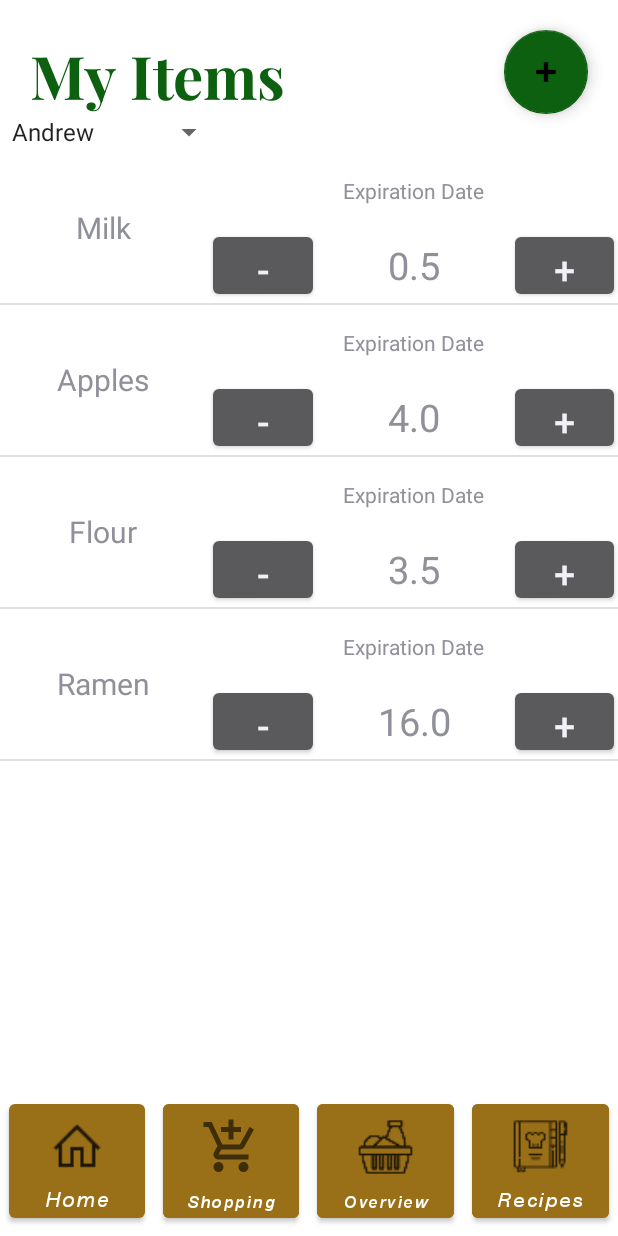
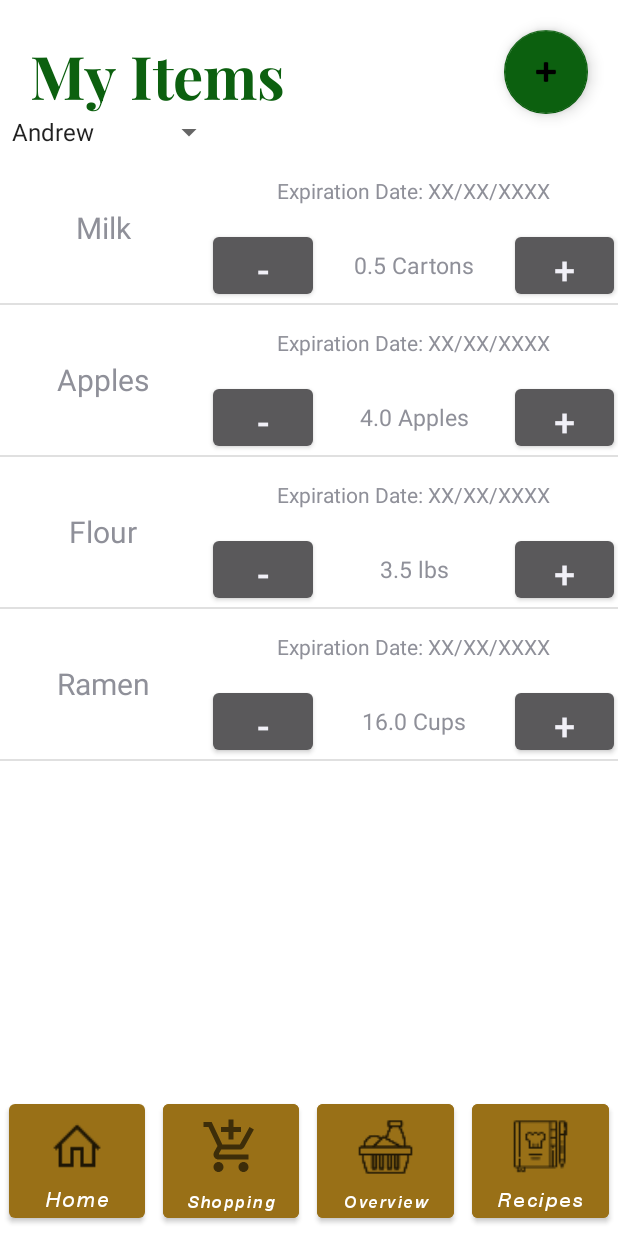
Before and after one commit to crortolf/Kitchen-Kompanion-2022-Group6, an Android app: the UserItemList screen opened directly, with no data from a screen before it, on a phone screen of 412 x 824 dp. Run offline under Robolectric (Android 15) with nearby library versions, the phone set to English and light mode, and no system bars.

Commit message:
clearer units and expiration date

```diff
--- a/app/src/main/java/com/example/kitchenkompanion/UserItemAdapter.java
+++ b/app/src/main/java/com/example/kitchenkompanion/UserItemAdapter.java
@@ -36,8 +36,8 @@ public class UserItemAdapter extends ArrayAdapter<GroceryItem> {
         TextView tvExpDate = (TextView) convertView.findViewById(R.id.userItemExpDate);
 
         tvName.setText(name);
-        tvQuantity.setText(String.valueOf(amount));
-        tvExpDate.setText("Expiration Date");
+        tvQuantity.setText(String.valueOf(amount) + " " + units);
+        tvExpDate.setText("Expiration Date: XX/XX/XXXX");
 
         return convertView;
     }
--- a/app/src/main/res/layout/adapter_view_user_items.xml
+++ b/app/src/main/res/layout/adapter_view_user_items.xml
@@ -45,7 +45,6 @@
                 android:textSize="25dp"
                 android:layout_centerVertical="true"
                 android:layout_weight="33.3"
-                android:onClick="decrement"
                 ></Button>
 
             <TextView
@@ -54,7 +53,7 @@
                 android:layout_height="match_parent"
                 android:gravity="center"
                 android:text="0"
-                android:textSize="25dp"
+                android:textSize="15dp"
                 android:layout_weight="33.3"></TextView>
 
             <Button
@@ -64,7 +63,6 @@
                 android:textSize="25dp"
                 android:layout_centerVertical="true"
                 android:layout_weight="33.3"
-                android:onClick="increment"
                 ></Button>
 
         </LinearLayout>
```
